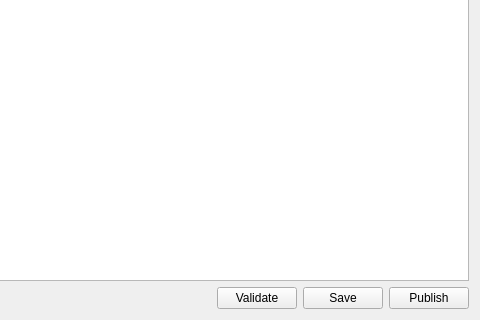
Before: the Qt Designer form resources/dialog.ui in onetera/tk-iomanager, drawn with Qt 5; both pictures show x 564 to 1044 and y 365 to 685 of the 1044 by 685 pixel window.
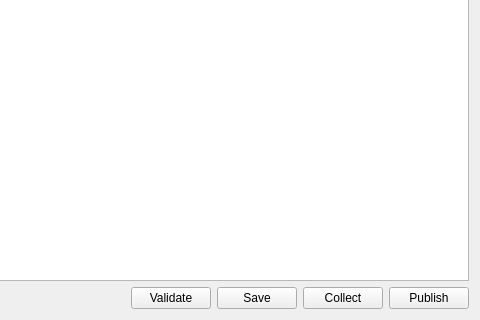
After: the same form once the commit is applied.

Patch:
```diff
--- a/resources/dialog.ui
+++ b/resources/dialog.ui
@@ -135,6 +135,13 @@
        </property>
       </widget>
      </item>
+     <item>
+      <widget class="QPushButton" name="collect">
+       <property name="text">
+        <string>Collect</string>
+       </property>
+      </widget>
+     </item>
      <item>
       <widget class="QPushButton" name="publish">
        <property name="text">
```
